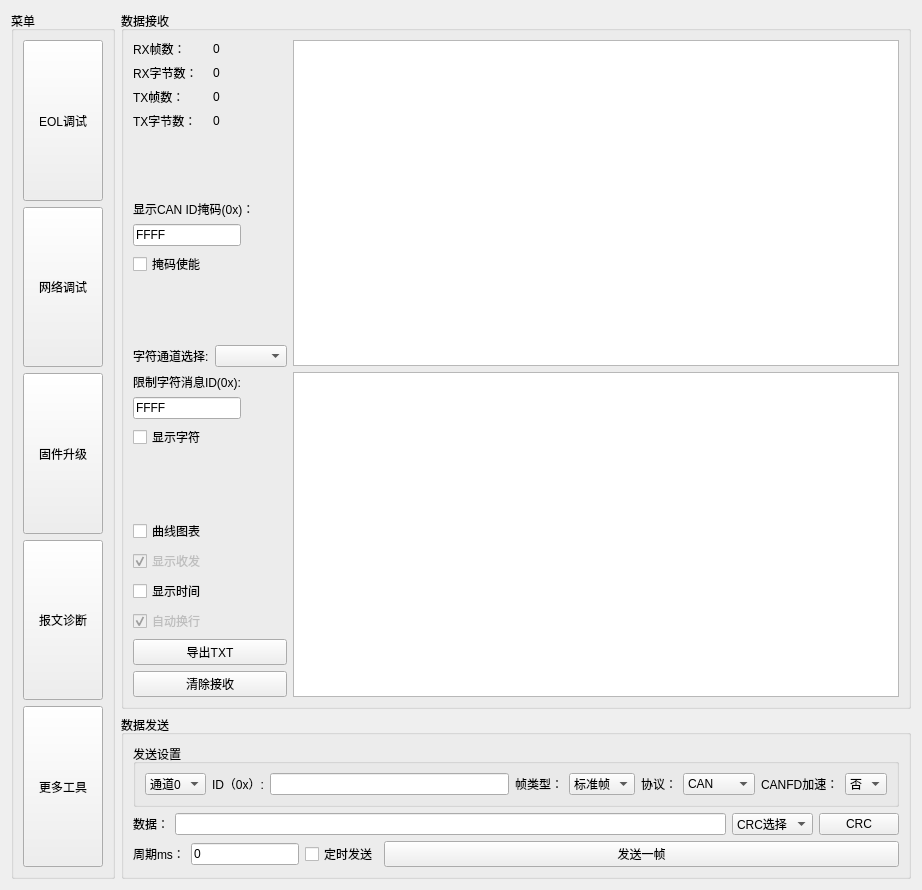
Before: the Qt Designer form more_window/more_window.ui in aron566/EOL_CAN_Tool, drawn with Qt 5.
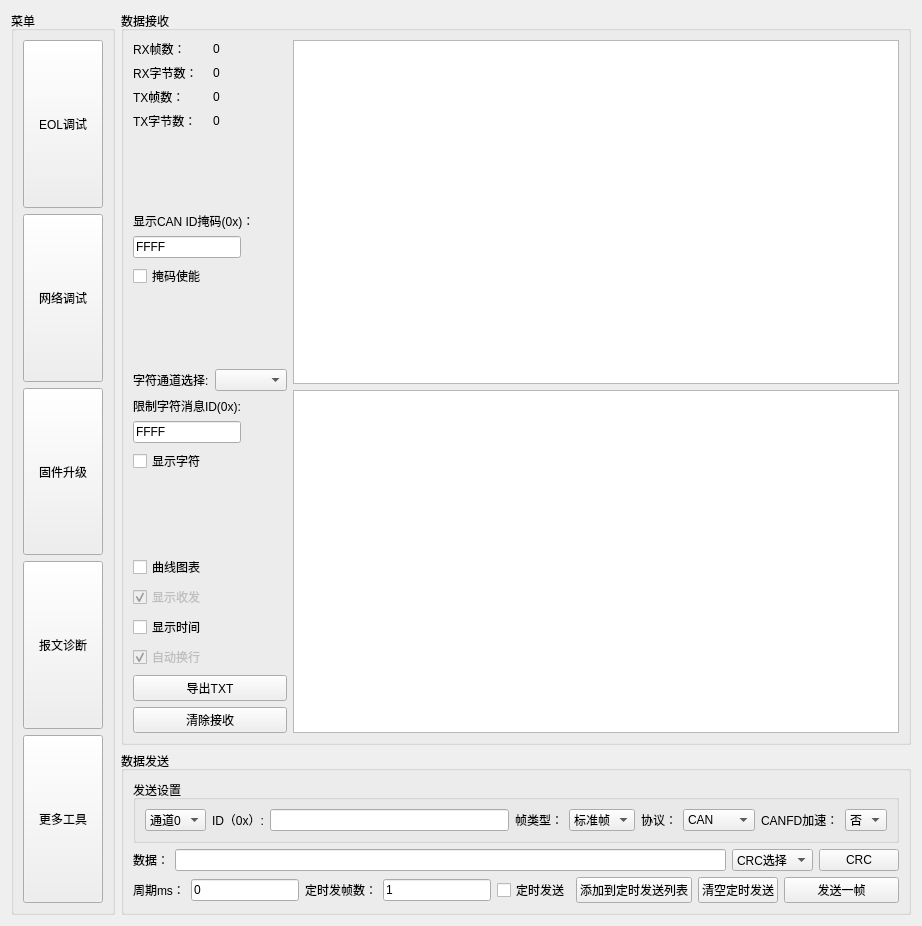
After: the same form once the commit is applied.

Commit message: <feat>: <v1.2.17版本 手动发送支持队列方式>

What changed in the file:
```diff
--- a/more_window/more_window.ui
+++ b/more_window/more_window.ui
@@ -7,7 +7,7 @@
     <x>0</x>
     <y>0</y>
     <width>922</width>
-    <height>890</height>
+    <height>926</height>
    </rect>
   </property>
   <property name="windowTitle">
@@ -446,6 +446,12 @@
              </item>
              <item>
               <widget class="QLabel" name="id_label">
+               <property name="sizePolicy">
+                <sizepolicy hsizetype="Preferred" vsizetype="Fixed">
+                 <horstretch>0</horstretch>
+                 <verstretch>0</verstretch>
+                </sizepolicy>
+               </property>
                <property name="text">
                 <string>ID（0x）:</string>
                </property>
@@ -453,6 +459,12 @@
              </item>
              <item>
               <widget class="QLineEdit" name="id_lineEdit">
+               <property name="sizePolicy">
+                <sizepolicy hsizetype="Expanding" vsizetype="Fixed">
+                 <horstretch>0</horstretch>
+                 <verstretch>0</verstretch>
+                </sizepolicy>
+               </property>
                <property name="text">
                 <string/>
                </property>
@@ -460,6 +472,12 @@
              </item>
              <item>
               <widget class="QLabel" name="frame_type_label">
+               <property name="sizePolicy">
+                <sizepolicy hsizetype="Preferred" vsizetype="Fixed">
+                 <horstretch>0</horstretch>
+                 <verstretch>0</verstretch>
+                </sizepolicy>
+               </property>
                <property name="text">
                 <string>帧类型：</string>
                </property>
@@ -481,6 +499,12 @@
              </item>
              <item>
               <widget class="QLabel" name="protocol_label">
+               <property name="sizePolicy">
+                <sizepolicy hsizetype="Preferred" vsizetype="Fixed">
+                 <horstretch>0</horstretch>
+                 <verstretch>0</verstretch>
+                </sizepolicy>
+               </property>
                <property name="text">
                 <string>协议：</string>
                </property>
@@ -502,6 +526,12 @@
              </item>
              <item>
               <widget class="QLabel" name="canfd_pluse_label">
+               <property name="sizePolicy">
+                <sizepolicy hsizetype="Preferred" vsizetype="Fixed">
+                 <horstretch>0</horstretch>
+                 <verstretch>0</verstretch>
+                </sizepolicy>
+               </property>
                <property name="text">
                 <string>CANFD加速：</string>
                </property>
@@ -603,6 +633,32 @@
             </property>
            </widget>
           </item>
+          <item>
+           <widget class="QLabel" name="send_timer_cnt_label">
+            <property name="sizePolicy">
+             <sizepolicy hsizetype="Fixed" vsizetype="Preferred">
+              <horstretch>0</horstretch>
+              <verstretch>0</verstretch>
+             </sizepolicy>
+            </property>
+            <property name="text">
+             <string>定时发帧数：</string>
+            </property>
+           </widget>
+          </item>
+          <item>
+           <widget class="QLineEdit" name="send_timer_cnt_lineEdit">
+            <property name="sizePolicy">
+             <sizepolicy hsizetype="Preferred" vsizetype="Fixed">
+              <horstretch>0</horstretch>
+              <verstretch>0</verstretch>
+             </sizepolicy>
+            </property>
+            <property name="text">
+             <string>1</string>
+            </property>
+           </widget>
+          </item>
           <item>
            <widget class="QCheckBox" name="timer_checkBox">
             <property name="sizePolicy">
@@ -616,6 +672,32 @@
             </property>
            </widget>
           </item>
+          <item>
+           <widget class="QPushButton" name="add_send_timer_pushButton">
+            <property name="sizePolicy">
+             <sizepolicy hsizetype="Preferred" vsizetype="Fixed">
+              <horstretch>0</horstretch>
+              <verstretch>0</verstretch>
+             </sizepolicy>
+            </property>
+            <property name="text">
+             <string>添加到定时发送列表</string>
+            </property>
+           </widget>
+          </item>
+          <item>
+           <widget class="QPushButton" name="clear_send_timer_pushButton">
+            <property name="sizePolicy">
+             <sizepolicy hsizetype="Preferred" vsizetype="Fixed">
+              <horstretch>0</horstretch>
+              <verstretch>0</verstretch>
+             </sizepolicy>
+            </property>
+            <property name="text">
+             <string>清空定时发送</string>
+            </property>
+           </widget>
+          </item>
           <item>
            <widget class="QPushButton" name="send_pushButton">
             <property name="sizePolicy">
```
The commit also changes 10 other files.
